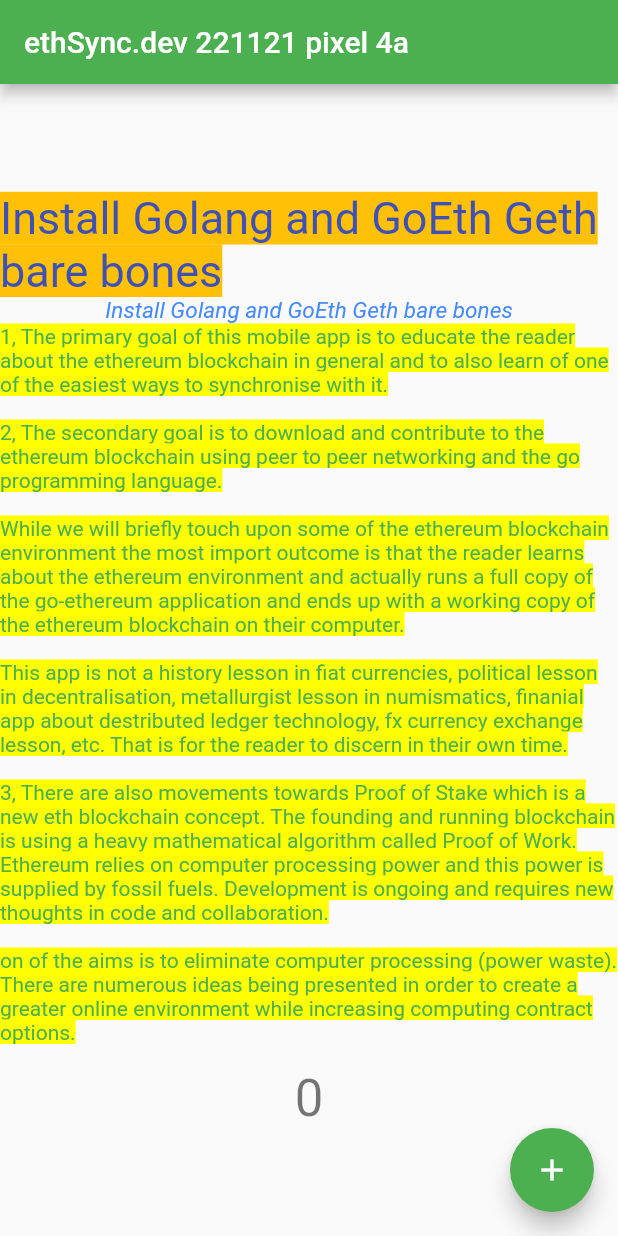
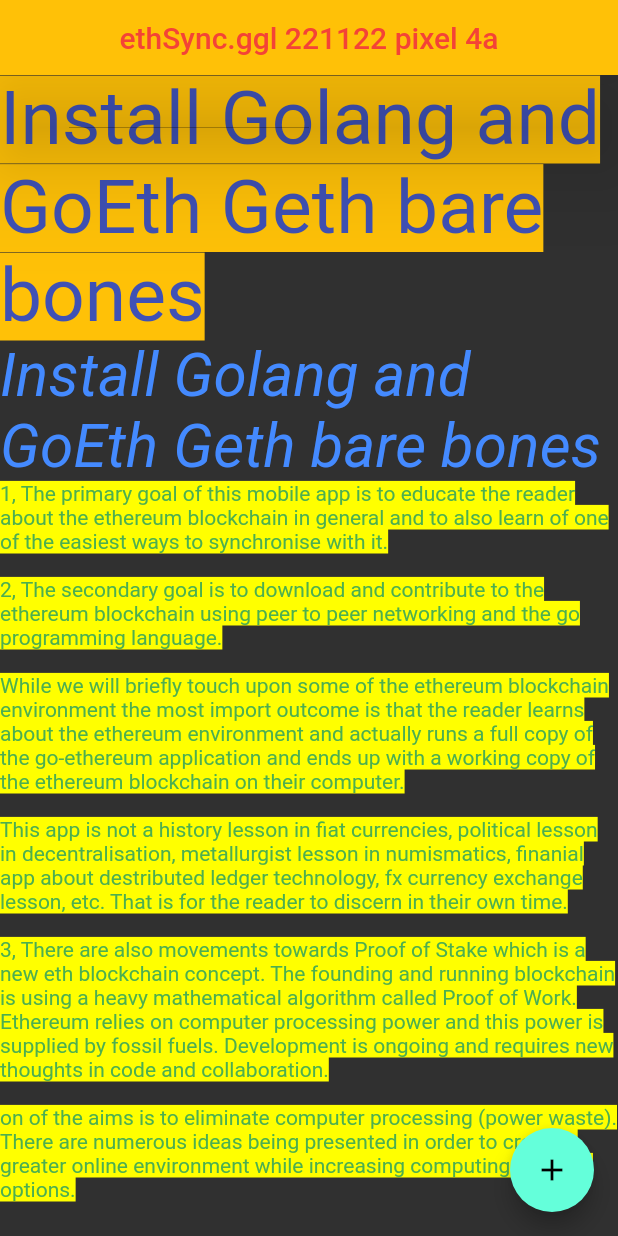
Before and after one commit to lubi888/gosync, a Flutter app: the screen it shows after launch, on a phone screen of 412 x 824 dp. Run offline on Flutter 3.47's test engine with Material 2 defaults, Android fonts, the phone set to English and light mode, and no system bars.

Commit message:
gosync_home & basic appBar

```diff
--- /dev/null
+++ b/lib/appbar.dart
@@ -0,0 +1,28 @@
+import 'package:flutter/material.dart';
+import './gosync_text.dart';
+
+// //   // appBar: AppBar(
+// //   // Here we take the value from the GoSyncHome object that was created by
+// //   // the App.build method, and use it to set our appbar title.
+// //   title: Text(widget.title)
+const double kToolbarHeight = 50.0;
+
+class GoSyncAppBar extends StatelessWidget implements PreferredSizeWidget {
+  const GoSyncAppBar({super.key});
+
+  @override
+  Size get preferredSize =>
+      const Size.fromHeight(kToolbarHeight); // whatever height you want
+
+  @override
+  Widget build(BuildContext context) {
+    // return const Placeholder();
+    return AppBar(
+      title: const Text(goSyncTitle),
+      centerTitle: true,
+      backgroundColor: Colors.amber,
+      foregroundColor: Colors.red,
+      elevation: 30.0,
+    );
+  }
+}
--- /dev/null
+++ b/lib/gosync_home.dart
@@ -0,0 +1,109 @@
+import 'package:flutter/material.dart';
+import './gosync_text.dart';
+import "./appbar.dart";
+
+// import 'dart:async';
+
+class GoSyncHome extends StatefulWidget {
+  const GoSyncHome({super.key, required this.title});
+
+  // This widget is the home page of your application. It is stateful, meaning
+  // that it has a State object (defined below) that contains fields that affect
+  // how it looks.
+
+  // This class is the configuration for the state. It holds the values (in this
+  // case the title) provided by the parent (in this case the App widget) and
+  // used by the build method of the State. Fields in a Widget subclass are
+  // always marked "final".
+
+  final String title;
+
+  @override
+  State<GoSyncHome> createState() => _GoSyncHomeState();
+}
+
+class _GoSyncHomeState extends State<GoSyncHome> {
+  int _counter = 0;
+
+  void _incrementCounter() {
+    setState(() {
+      // This call to setState tells the Flutter framework that something has
+      // changed in this State, which causes it to rerun the build method below
+      // so that the display can reflect the updated values. If we changed
+      // _counter without calling setState(), then the build method would not be
+      // called again, and so nothing would appear to happen.
+      _counter--;
+    });
+  }
+
+  @override
+  Widget build(BuildContext context) {
+    // This method is rerun every time setState is called, for instance as done
+    // by the _incrementCounter method above.
+    //
+    // The Flutter framework has been optimized to make rerunning build methods
+    // fast, so that you can just rebuild anything that needs updating rather
+    // than having to individually change instances of widgets.
+    return Scaffold(
+      // ignore: prefer_const_constructors
+      appBar: GoSyncAppBar(),
+      // appBar: AppBar(
+      //   // Here we take the value from the GoSyncHome object that was created by
+      //   // the App.build method, and use it to set our appbar title.
+      //   title: Text(widget.title),
+      // ),
+      body: Center(
+        // Center is a layout widget. It takes a single child and positions it
+        // in the middle of the parent.
+        child: Column(
+          // Column is also a layout widget. It takes a list of children and
+          // arranges them vertically. By default, it sizes itself to fit its
+          // children horizontally, and tries to be as tall as its parent.
+          //
+          // Invoke "debug painting" (press "p" in the console, choose the
+          // "Toggle Debug Paint" action from the Flutter Inspector in Android
+          // Studio, or the "Toggle Debug Paint" command in Visual Studio Code)
+          // to see the wireframe for each widget.
+          //
+          // Column has various properties to control how it sizes itself and
+          // how it positions its children. Here we use mainAxisAlignment to
+          // center the children vertically; the main axis here is the vertical
+          // axis because Columns are vertical (the cross axis would be
+          // horizontal).
+          mainAxisAlignment: MainAxisAlignment.center,
+          children: <Widget>[
+            const Text(
+              'Install Golang and GoEth Geth bare bones',
+              style: TextStyle(
+                  backgroundColor: Colors.amber,
+                  color: Colors.indigo,
+                  fontSize: 50.0),
+            ),
+            const Text(
+              'Install Golang and GoEth Geth bare bones',
+              style: TextStyle(
+                  color: Colors.blueAccent,
+                  fontSize: 40.0,
+                  fontStyle: FontStyle.italic),
+            ),
+            const Text(
+              ethSyncPrimaryGoals,
+              style: TextStyle(
+                  color: Colors.green, backgroundColor: Colors.yellowAccent),
+            ),
+            Text(
+              '$_counter',
+              style: Theme.of(context).textTheme.headlineMedium,
+            ),
+          ],
+        ),
+      ),
+
+      floatingActionButton: FloatingActionButton(
+        onPressed: _incrementCounter,
+        tooltip: 'Increment',
+        child: const Icon(Icons.add),
+      ), // This trailing comma makes auto-formatting nicer for build methods.
+    );
+  }
+}
--- a/lib/gosync_text.dart
+++ b/lib/gosync_text.dart
@@ -1,4 +1,4 @@
-const String gosyncetitle = "ethSync.dev 221121 pixel 4a";
+const String goSyncTitle = "ethSync.ggl 221122 pixel 4a";
 
 const String ethSyncPrimaryGoals =
     ('1, The primary goal of this mobile app is to educate the reader about the ethereum blockchain in general and to also learn of one of the easiest ways to synchronise with it.\n\n'
--- a/lib/main.dart
+++ b/lib/main.dart
@@ -1,5 +1,7 @@
 import 'package:flutter/material.dart';
+import 'package:flutter_localizations/flutter_localizations.dart';
 // import 'package:intl/intl.dart';
+import './gosync_home.dart';
 import './gosync_text.dart';
 
 void main() {
@@ -13,7 +15,11 @@
   @override
   Widget build(BuildContext context) {
     return MaterialApp(
-      title: 'GoSync',
+      title: goSyncTitle,
+      // locale myLocale: Localizations.localeOf(context),
+      // locale: const Locale('en', 'US'),
+      //  Locale? myLocale = Localizations.localeOf(context);
+      // print(myLocale.toString() + ' on _EthSyncPageState');
       theme: ThemeData(
         // This is the theme of your application.
         //
@@ -24,114 +30,123 @@
         // or simply save your changes to "hot reload" in a Flutter IDE).
         // Notice that the counter didn't reset back to zero; the application
         // is not restarted.
-        primarySwatch: Colors.green,
-        primaryColorDark: Colors.amber,
-        primaryColorLight: Colors.pinkAccent,
+
+        // primarySwatch: Colors.green,
+        // primaryColorDark: Colors.amber,
+        // primaryColorLight: Colors.pinkAccent,
+        brightness: Brightness.dark,
+        primarySwatch: Colors.yellow,
+        // accentColor: Colors.green,
+        // accentColorBrightness: Brightness.light,
+        // textSelectionTheme: Colors.purple,
+        // Colors.orange,
       ),
-      home: const GoSyncHome(title: gosyncetitle),
+      home: const GoSyncHome(
+        title: goSyncTitle,
+      ),
       // home: const GoSyncHome(title: 'goSync 221121 pixel 4a'),
     );
   }
 }
 
-class GoSyncHome extends StatefulWidget {
-  const GoSyncHome({super.key, required this.title});
-
-  // This widget is the home page of your application. It is stateful, meaning
-  // that it has a State object (defined below) that contains fields that affect
-  // how it looks.
-
-  // This class is the configuration for the state. It holds the values (in this
-  // case the title) provided by the parent (in this case the App widget) and
-  // used by the build method of the State. Fields in a Widget subclass are
-  // always marked "final".
-
-  final String title;
-
-  @override
-  State<GoSyncHome> createState() => _GoSyncHomeState();
-}
-
-class _GoSyncHomeState extends State<GoSyncHome> {
-  int _counter = 0;
-
-  void _incrementCounter() {
-    setState(() {
-      // This call to setState tells the Flutter framework that something has
-      // changed in this State, which causes it to rerun the build method below
-      // so that the display can reflect the updated values. If we changed
-      // _counter without calling setState(), then the build method would not be
-      // called again, and so nothing would appear to happen.
-      _counter--;
-    });
-  }
-
-  @override
-  Widget build(BuildContext context) {
-    // This method is rerun every time setState is called, for instance as done
-    // by the _incrementCounter method above.
-    //
-    // The Flutter framework has been optimized to make rerunning build methods
-    // fast, so that you can just rebuild anything that needs updating rather
-    // than having to individually change instances of widgets.
-    return Scaffold(
-      appBar: AppBar(
-        // Here we take the value from the GoSyncHome object that was created by
-        // the App.build method, and use it to set our appbar title.
-        title: Text(widget.title),
-      ),
-      body: Center(
-        // Center is a layout widget. It takes a single child and positions it
-        // in the middle of the parent.
-        child: Column(
-          // Column is also a layout widget. It takes a list of children and
-          // arranges them vertically. By default, it sizes itself to fit its
-          // children horizontally, and tries to be as tall as its parent.
-          //
-          // Invoke "debug painting" (press "p" in the console, choose the
-          // "Toggle Debug Paint" action from the Flutter Inspector in Android
-          // Studio, or the "Toggle Debug Paint" command in Visual Studio Code)
-          // to see the wireframe for each widget.
-          //
-          // Column has various properties to control how it sizes itself and
-          // how it positions its children. Here we use mainAxisAlignment to
-          // center the children vertically; the main axis here is the vertical
-          // axis because Columns are vertical (the cross axis would be
-          // horizontal).
-          mainAxisAlignment: MainAxisAlignment.center,
-          children: <Widget>[
-            const Text(
-              'Install Golang and GoEth Geth bare bones',
-              style: TextStyle(
-                  backgroundColor: Colors.amber,
-                  color: Colors.indigo,
-                  fontSize: 30.0),
-            ),
-            const Text(
-              'Install Golang and GoEth Geth bare bones',
-              style: TextStyle(
-                  color: Colors.blueAccent,
-                  fontSize: 15.0,
-                  fontStyle: FontStyle.italic),
-            ),
-            const Text(
-              ethSyncPrimaryGoals,
-              style: TextStyle(
-                  color: Colors.green, backgroundColor: Colors.yellowAccent),
-            ),
-            Text(
-              '$_counter',
-              style: Theme.of(context).textTheme.headlineMedium,
-            ),
-          ],
-        ),
-      ),
-
-      floatingActionButton: FloatingActionButton(
-        onPressed: _incrementCounter,
-        tooltip: 'Increment',
-        child: const Icon(Icons.add),
-      ), // This trailing comma makes auto-formatting nicer for build methods.
-    );
-  }
-}
+// class GoSyncHome extends StatefulWidget {
+//   const GoSyncHome({super.key, required this.title});
+//
+//   // This widget is the home page of your application. It is stateful, meaning
+//   // that it has a State object (defined below) that contains fields that affect
+//   // how it looks.
+//
+//   // This class is the configuration for the state. It holds the values (in this
+//   // case the title) provided by the parent (in this case the App widget) and
+//   // used by the build method of the State. Fields in a Widget subclass are
+//   // always marked "final".
+//
+//   final String title;
+//
+//   @override
+//   State<GoSyncHome> createState() => _GoSyncHomeState();
+// }
+//
+// class _GoSyncHomeState extends State<GoSyncHome> {
+//   int _counter = 0;
+//
+//   void _incrementCounter() {
+//     setState(() {
+//       // This call to setState tells the Flutter framework that something has
+//       // changed in this State, which causes it to rerun the build method below
+//       // so that the display can reflect the updated values. If we changed
+//       // _counter without calling setState(), then the build method would not be
+//       // called again, and so nothing would appear to happen.
+//       _counter--;
+//     });
+//   }
+//
+//   @override
+//   Widget build(BuildContext context) {
+//     // This method is rerun every time setState is called, for instance as done
+//     // by the _incrementCounter method above.
+//     //
+//     // The Flutter framework has been optimized to make rerunning build methods
+//     // fast, so that you can just rebuild anything that needs updating rather
+//     // than having to individually change instances of widgets.
+//     return Scaffold(
+//       appBar: AppBar(
+//         // Here we take the value from the GoSyncHome object that was created by
+//         // the App.build method, and use it to set our appbar title.
+//         title: Text(widget.title),
+//       ),
+//       body: Center(
+//         // Center is a layout widget. It takes a single child and positions it
+//         // in the middle of the parent.
+//         child: Column(
+//           // Column is also a layout widget. It takes a list of children and
+//           // arranges them vertically. By default, it sizes itself to fit its
+//           // children horizontally, and tries to be as tall as its parent.
+//           //
+//           // Invoke "debug painting" (press "p" in the console, choose the
+//           // "Toggle Debug Paint" action from the Flutter Inspector in Android
+//           // Studio, or the "Toggle Debug Paint" command in Visual Studio Code)
+//           // to see the wireframe for each widget.
+//           //
+//           // Column has various properties to control how it sizes itself and
+//           // how it positions its children. Here we use mainAxisAlignment to
+//           // center the children vertically; the main axis here is the vertical
+//           // axis because Columns are vertical (the cross axis would be
+//           // horizontal).
+//           mainAxisAlignment: MainAxisAlignment.center,
+//           children: <Widget>[
+//             const Text(
+//               'Install Golang and GoEth Geth bare bones',
+//             //   style: TextStyle(
+//             //       backgroundColor: Colors.amber,
+//             //       color: Colors.indigo,
+//             //       fontSize: 40.0),
+//             // ),
+//             // const Text(
+//             //   'Install Golang and GoEth Geth bare bones',
+//             //   style: TextStyle(
+//             //       color: Colors.blueAccent,
+//             //       fontSize: 35.0,
+//             //       fontStyle: FontStyle.italic),
+//             ),
+//             // const Text(
+//             //   ethSyncPrimaryGoals,
+//             //   style: TextStyle(
+//             //       color: Colors.green, backgroundColor: Colors.yellowAccent),
+//             // ),
+//             Text(
+//               '$_counter',
+//               style: Theme.of(context).textTheme.headlineMedium,
+//             ),
+//           ],
+//         ),
+//       ),
+//
+//       floatingActionButton: FloatingActionButton(
+//         onPressed: _incrementCounter,
+//         tooltip: 'Increment',
+//         child: const Icon(Icons.add),
+//       ), // This trailing comma makes auto-formatting nicer for build methods.
+//     );
+//   }
+// }
```
